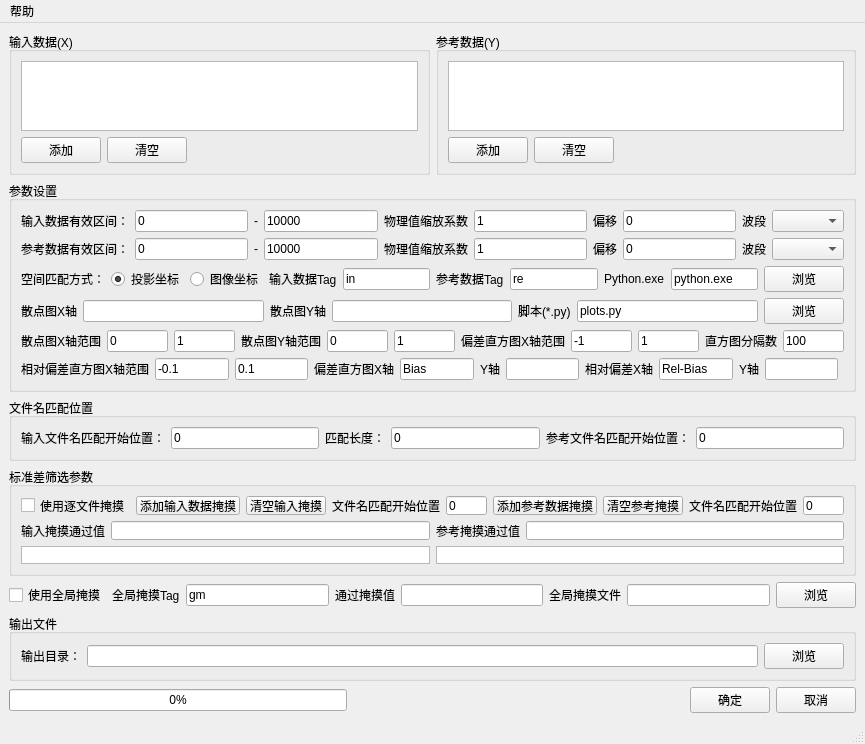
The window that mainwindow.ui (wangfeng1981/rsproductqualify) describes before a commit, drawn with Qt 5.
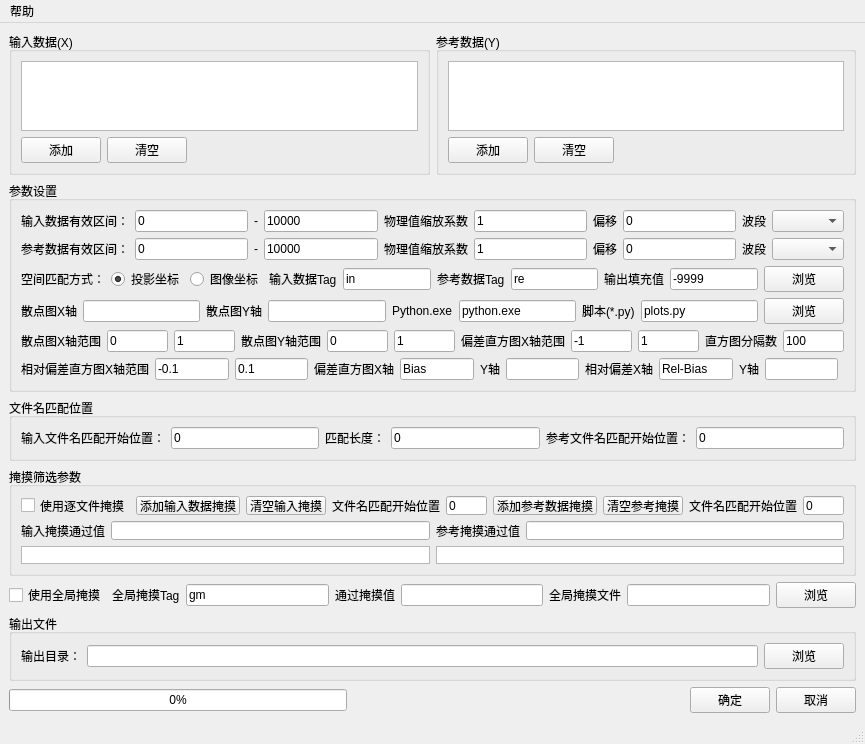
The same window after the commit.

What changed in the file:
```diff
--- a/mainwindow.ui
+++ b/mainwindow.ui
@@ -358,16 +358,16 @@
             </widget>
            </item>
            <item>
-            <widget class="QLabel" name="label_20">
+            <widget class="QLabel" name="label_38">
              <property name="text">
-              <string>Python.exe</string>
+              <string>输出填充值</string>
              </property>
             </widget>
            </item>
            <item>
-            <widget class="QLineEdit" name="lineEditPython">
+            <widget class="QLineEdit" name="lineEditOutFillvalue">
              <property name="text">
-              <string>python.exe</string>
+              <string>-9999</string>
              </property>
             </widget>
            </item>
@@ -405,6 +405,20 @@
            <item>
             <widget class="QLineEdit" name="lineEditYLabel"/>
            </item>
+           <item>
+            <widget class="QLabel" name="label_20">
+             <property name="text">
+              <string>Python.exe</string>
+             </property>
+            </widget>
+           </item>
+           <item>
+            <widget class="QLineEdit" name="lineEditPython">
+             <property name="text">
+              <string>python.exe</string>
+             </property>
+            </widget>
+           </item>
            <item>
             <widget class="QLabel" name="label_23">
              <property name="text">
@@ -683,7 +697,7 @@
          </size>
         </property>
         <property name="title">
-         <string>标准差筛选参数</string>
+         <string>掩摸筛选参数</string>
         </property>
         <layout class="QVBoxLayout" name="verticalLayout_8">
          <item>
```
